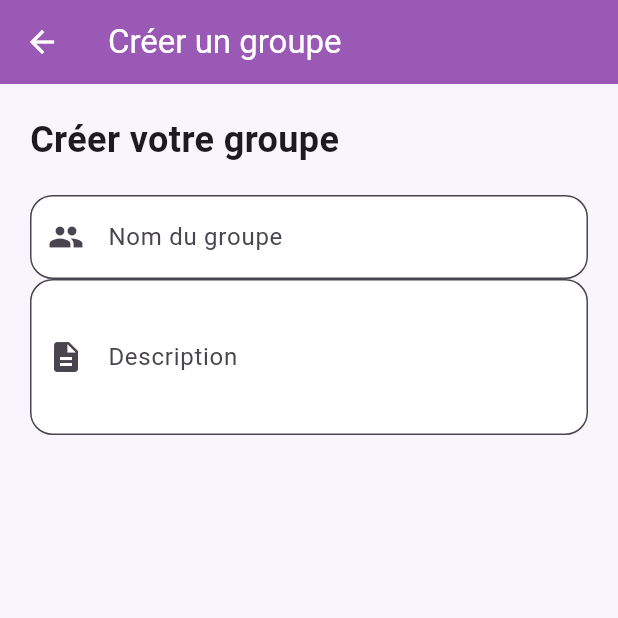
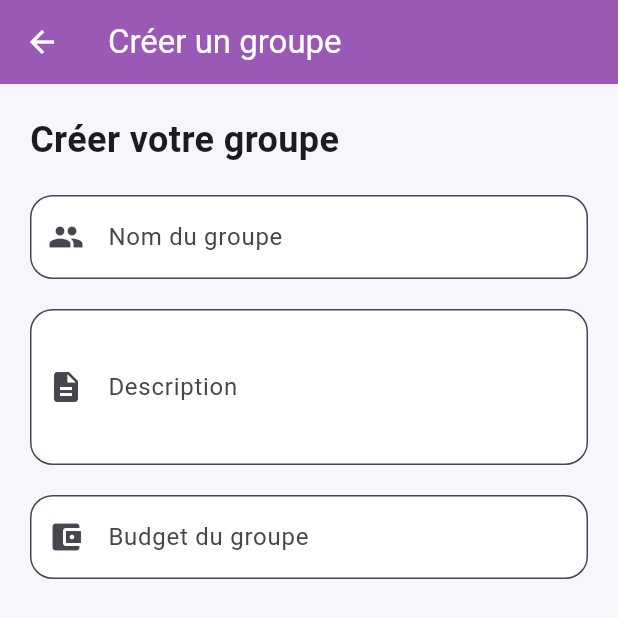
Before and after one commit to azzaalouane42-jpg/depenses_partagees, a Flutter app: the CreateGroupScreen screen opened directly, on a phone screen of 412 x 824 dp. Shown: the top 618 px of the screen. Run offline on Flutter 3.47's test engine with Material 3 defaults, Android fonts, the phone set to English and light mode, and no system bars.

Commit message:
create_group_screen.dart

```diff
--- a/lib/screens/create_group_screen.dart
+++ b/lib/screens/create_group_screen.dart
@@ -46,6 +46,7 @@ class _CreateGroupScreenState extends State<CreateGroupScreen>{
                   fillColor: Colors.white,
               ),
             ),
+            const SizedBox(height: 20),
             //champ pour décrire le groupe
             TextFormField(
               maxLines: 3,
@@ -59,7 +60,21 @@ class _CreateGroupScreenState extends State<CreateGroupScreen>{
               ),
               ),
             const SizedBox(height: 20),
-
+            //champ pour saisir le budget du groupe
+            TextFormField(
+              keyboardType: TextInputType.number,
+              decoration: InputDecoration(
+                labelText: "Budget du groupe",
+                hintText: "Exemple : 500 DT",
+                prefixIcon: const Icon(Icons.account_balance_wallet),
+                border: OutlineInputBorder(
+                  borderRadius: BorderRadius.circular(15),
+                ),
+                filled: true,
+                fillColor: Colors.white,
+              ),
+            ),
+            const SizedBox(height: 20),
           ],
         ),
 
```
